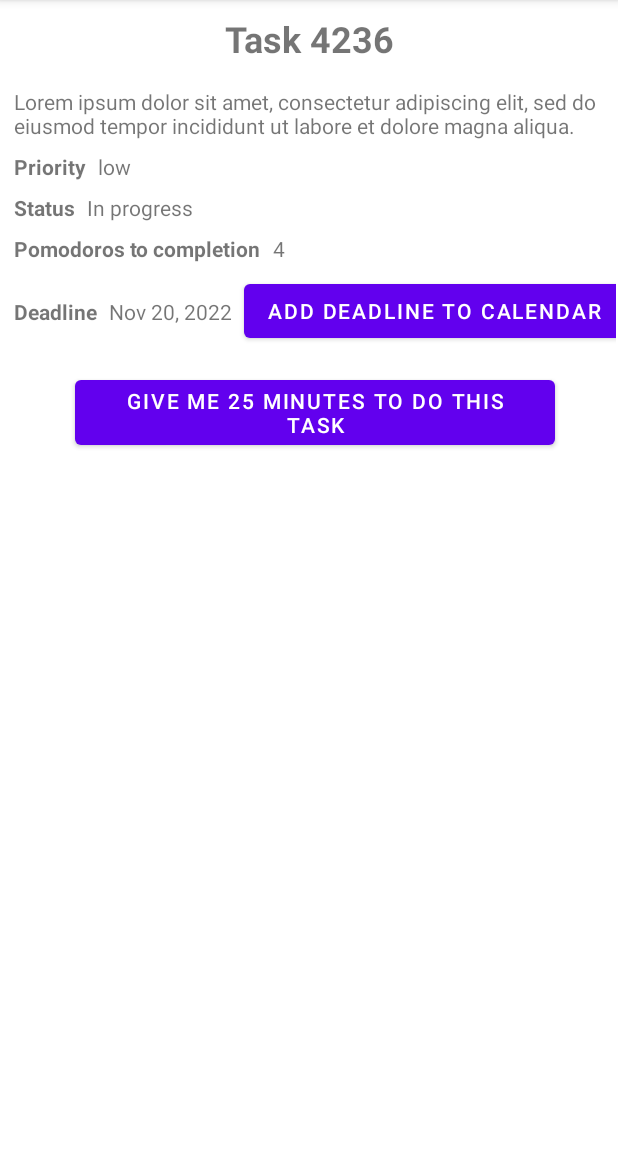
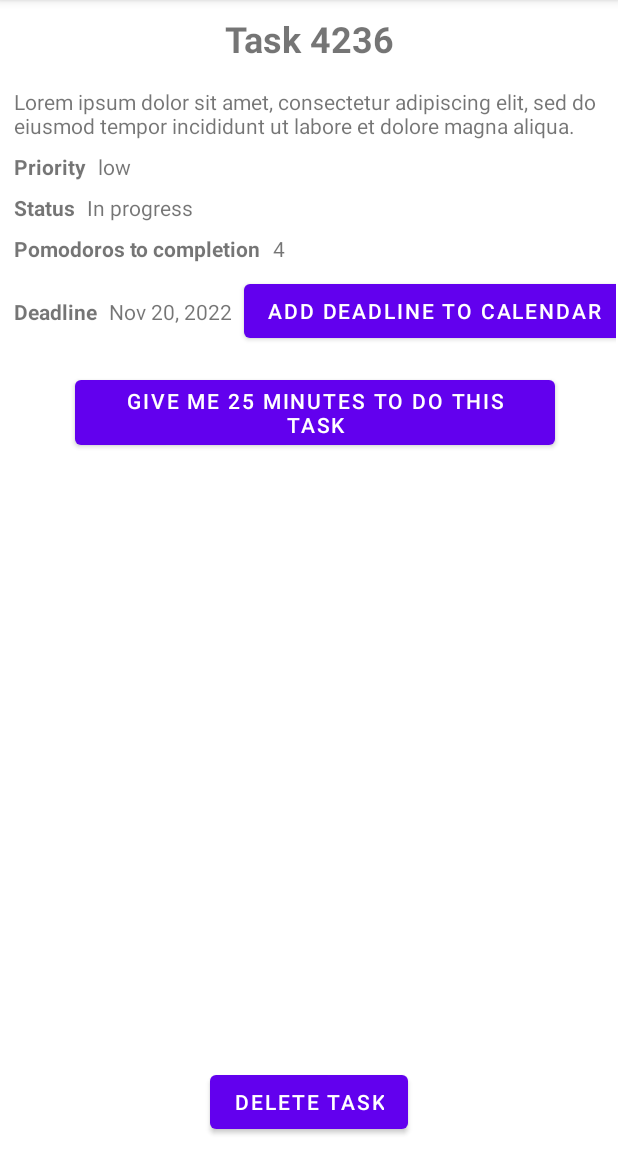
Before and after one commit to GregSmith31/RGtodU-2022, an Android app: the ViewTaskFragment screen opened through its navigation route, on a phone screen of 412 x 824 dp, the part 84-1236 px from its top. Run offline under Robolectric (Android 15) with nearby library versions, the phone set to English and light mode, and no system bars; our stand-ins replace Volley; network calls fail.

Commit message:
added code to push and delete tasks from Firebase Realtime database

```diff
--- a/app/src/main/java/uk/ac/rgu/rgtodu/ViewTaskFragment.java
+++ b/app/src/main/java/uk/ac/rgu/rgtodu/ViewTaskFragment.java
@@ -10,6 +10,7 @@ import android.util.Log;
 import android.view.LayoutInflater;
 import android.view.View;
 import android.view.ViewGroup;
+import android.widget.Button;
 import android.widget.TextView;
 
 import java.text.DateFormat;
@@ -25,7 +26,7 @@ import uk.ac.rgu.rgtodu.data.TaskStatus;
  * Use the {@link ViewTaskFragment#newInstance} factory method to
  * create an instance of this fragment.
  */
-public class ViewTaskFragment extends Fragment {
+public class ViewTaskFragment extends Fragment implements View.OnClickListener{
 
     // TODO: Rename parameter arguments, choose names that match
     // the fragment initialization parameters, e.g. ARG_ITEM_NUMBER
@@ -136,6 +137,10 @@ public class ViewTaskFragment extends Fragment {
     @Override
     public void onViewCreated(@NonNull View view, @Nullable Bundle savedInstanceState) {
         super.onViewCreated(view, savedInstanceState);
+        // add click listener to the delete button
+        Button btnDelete = view.findViewById(R.id.btn_viewDeleteTask);
+        btnDelete.setOnClickListener(this);
+
         // check if savedInstanceState has a task in it to display
         // i.e. recovering from a configuration change
         // savedInstanceState will be null if its the first time this is running
@@ -147,6 +152,8 @@ public class ViewTaskFragment extends Fragment {
             }
         }
         displayTask(view, this.mTask);
+
+
     }
 
     /**
@@ -197,4 +204,15 @@ public class ViewTaskFragment extends Fragment {
         String formattedDate = format.format(task.getDeadline());
         tv_dateValue.setText(formattedDate);
     }
+
+    @Override
+    public void onClick(View view) {
+        // for the delete task button
+        if (view.getId() == R.id.btn_viewDeleteTask){
+            // if we're displaying a task, then delete it
+            if (this.mTask != null){
+                TaskRepository.getRepository(getContext()).deleteTask(this.mTask);
+            }
+        }
+    }
 }
--- a/app/src/main/res/layout/fragment_view_task.xml
+++ b/app/src/main/res/layout/fragment_view_task.xml
@@ -137,6 +137,15 @@
         app:layout_constraintStart_toEndOf="@+id/tv_viewTaskDeadlineValue"
         app:layout_constraintTop_toBottomOf="@+id/tv_viewPomodorosRemaining" />
 
+    <Button
+        android:id="@+id/btn_viewDeleteTask"
+        android:layout_width="wrap_content"
+        android:layout_height="wrap_content"
+        android:layout_marginBottom="8dp"
+        android:text="@string/btn_delete_task"
+        app:layout_constraintBottom_toBottomOf="parent"
+        app:layout_constraintEnd_toEndOf="parent"
+        app:layout_constraintStart_toStartOf="parent" />
 
 
 </androidx.constraintlayout.widget.ConstraintLayout>
--- a/app/src/main/res/values/strings.xml
+++ b/app/src/main/res/values/strings.xml
@@ -40,6 +40,8 @@
     <string name="btn_view_add_calendar">Add deadline to calendar</string>
     <string name="btn_view_do_task">Give me 25 minutes to do this task</string>
 
+    <string name="btn_delete_task">Delete Task</string>
+
     <!-- task list item view adapter -->
     <string name="tv_taskListPomodoros">%1$d pomodoros remaining</string>
     <string name="download_error">Error with downloading tasks, sorry.</string>
```
Also changed, not shown: app/src/main/java/uk/ac/rgu/rgtodu/data/TaskRepository.java (+62 -10 lines).
